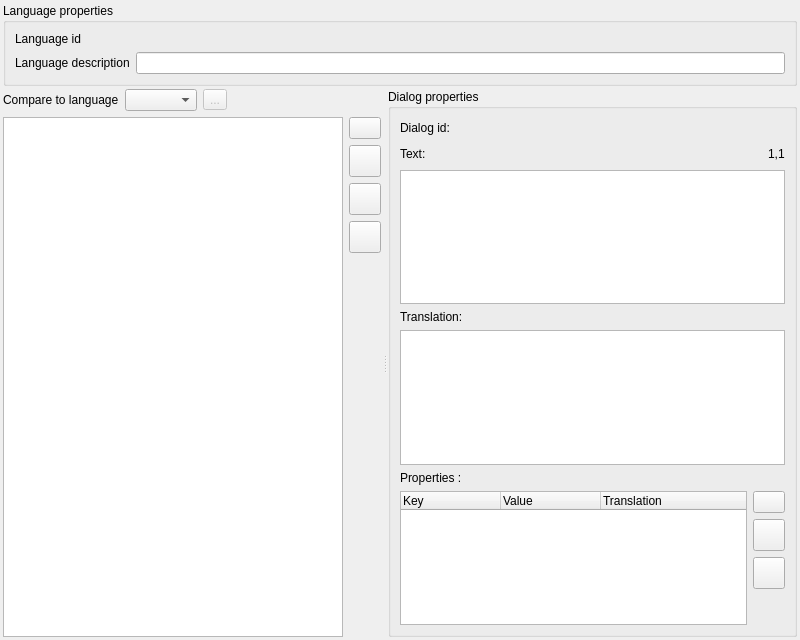
Old version of the form src/widgets/dialogs_editor.ui in the repository Kangie/solarus.
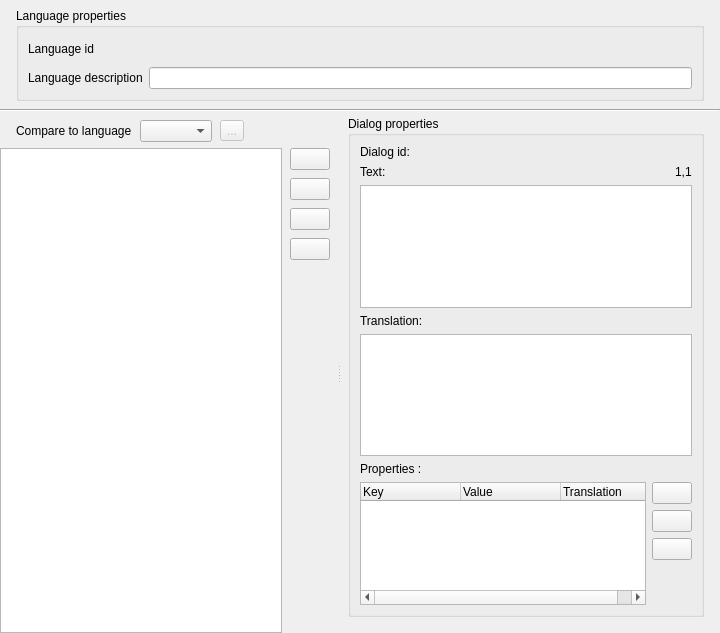
New version of the form. Icons and pictures are not drawn. Custom widgets are drawn as their Qt base class.

What changed in the file:
```diff
--- a/src/widgets/dialogs_editor.ui
+++ b/src/widgets/dialogs_editor.ui
@@ -6,8 +6,8 @@
    <rect>
     <x>0</x>
     <y>0</y>
-    <width>800</width>
-    <height>640</height>
+    <width>720</width>
+    <height>633</height>
    </rect>
   </property>
   <property name="windowTitle">
@@ -15,22 +15,42 @@
   </property>
   <layout class="QVBoxLayout" name="verticalLayout">
    <property name="spacing">
-    <number>3</number>
+    <number>0</number>
    </property>
    <property name="leftMargin">
-    <number>3</number>
+    <number>0</number>
    </property>
    <property name="topMargin">
-    <number>3</number>
+    <number>0</number>
    </property>
    <property name="rightMargin">
-    <number>3</number>
+    <number>0</number>
    </property>
    <property name="bottomMargin">
-    <number>3</number>
+    <number>0</number>
+   </property>
+   <item>
+    <layout class="QVBoxLayout" name="verticalLayout_3">
+     <property name="leftMargin">
+      <number>16</number>
+     </property>
+     <property name="topMargin">
+      <number>8</number>
+     </property>
+     <property name="rightMargin">
+      <number>16</number>
+     </property>
+     <property name="bottomMargin">
+      <number>8</number>
    </property>
    <item>
     <widget class="QGroupBox" name="language_properties_group_box">
+       <property name="sizePolicy">
+        <sizepolicy hsizetype="Preferred" vsizetype="Minimum">
+         <horstretch>0</horstretch>
+         <verstretch>0</verstretch>
+        </sizepolicy>
+       </property>
      <property name="title">
       <string>Language properties</string>
      </property>
@@ -47,6 +67,12 @@
       </item>
       <item row="0" column="1">
        <widget class="QLabel" name="language_id_field">
+          <property name="minimumSize">
+           <size>
+            <width>0</width>
+            <height>24</height>
+           </size>
+          </property>
         <property name="toolTip">
          <string>Folder name of the language</string>
         </property>
@@ -54,7 +80,7 @@
          <string/>
         </property>
         <property name="textInteractionFlags">
-         <set>Qt::LinksAccessibleByMouse|Qt::TextSelectableByMouse</set>
+           <set>Qt::TextInteractionFlag::LinksAccessibleByMouse|Qt::TextInteractionFlag::TextSelectableByMouse</set>
         </property>
        </widget>
       </item>
@@ -75,6 +101,15 @@
      </layout>
     </widget>
    </item>
+    </layout>
+   </item>
+   <item>
+    <widget class="Line" name="line">
+     <property name="orientation">
+      <enum>Qt::Orientation::Horizontal</enum>
+     </property>
+    </widget>
+   </item>
    <item>
     <widget class="QSplitter" name="splitter">
      <property name="sizePolicy">
@@ -84,15 +119,42 @@
       </sizepolicy>
      </property>
      <property name="orientation">
-      <enum>Qt::Horizontal</enum>
+      <enum>Qt::Orientation::Horizontal</enum>
      </property>
      <property name="handleWidth">
-      <number>7</number>
+      <number>2</number>
      </property>
      <widget class="QWidget" name="layoutWidget">
       <layout class="QVBoxLayout" name="verticalLayout_4">
+       <property name="leftMargin">
+        <number>0</number>
+       </property>
+       <property name="topMargin">
+        <number>0</number>
+       </property>
+       <property name="rightMargin">
+        <number>8</number>
+       </property>
+       <property name="bottomMargin">
+        <number>0</number>
+       </property>
        <item>
         <layout class="QHBoxLayout" name="translation_layout">
+         <property name="spacing">
+          <number>8</number>
+         </property>
+         <property name="leftMargin">
+          <number>16</number>
+         </property>
+         <property name="topMargin">
+          <number>8</number>
+         </property>
+         <property name="rightMargin">
+          <number>0</number>
+         </property>
+         <property name="bottomMargin">
+          <number>0</number>
+         </property>
          <item>
           <widget class="QLabel" name="translation_label">
            <property name="text">
@@ -116,25 +178,19 @@
            </property>
            <property name="icon">
             <iconset resource="../../resources/images.qrc">
-             <normaloff>:/images/icon_refresh.png</normaloff>:/images/icon_refresh.png</iconset>
-           </property>
-           <property name="iconSize">
-            <size>
-             <width>16</width>
-             <height>16</height>
-            </size>
+             <normaloff>:/images/icon_refresh.svg</normaloff>:/images/icon_refresh.svg</iconset>
            </property>
           </widget>
          </item>
          <item>
           <spacer name="horizontal_spacer">
            <property name="orientation">
-            <enum>Qt::Horizontal</enum>
+            <enum>Qt::Orientation::Horizontal</enum>
            </property>
            <property name="sizeHint" stdset="0">
             <size>
-             <width>40</width>
-             <height>20</height>
+             <width>0</width>
+             <height>0</height>
             </size>
            </property>
           </spacer>
@@ -143,8 +199,26 @@
        </item>
        <item>
         <layout class="QHBoxLayout" name="horizontalLayout_2">
+         <property name="spacing">
+          <number>8</number>
+         </property>
+         <property name="leftMargin">
+          <number>0</number>
+         </property>
+         <property name="topMargin">
+          <number>0</number>
+         </property>
+         <property name="rightMargin">
+          <number>0</number>
+         </property>
+         <property name="bottomMargin">
+          <number>0</number>
+         </property>
          <item>
           <widget class="SolarusEditor::DialogsTreeView" name="dialogs_tree_view">
+           <property name="alternatingRowColors">
+            <bool>true</bool>
+           </property>
            <property name="allColumnsShowFocus">
             <bool>true</bool>
            </property>
@@ -152,13 +226,25 @@
          </item>
          <item>
           <layout class="QVBoxLayout" name="verticalLayout_5">
+           <property name="leftMargin">
+            <number>0</number>
+           </property>
+           <property name="topMargin">
+            <number>0</number>
+           </property>
+           <property name="rightMargin">
+            <number>0</number>
+           </property>
+           <property name="bottomMargin">
+            <number>0</number>
+           </property>
            <item>
             <widget class="QPushButton" name="create_button">
-             <property name="maximumSize">
-              <size>
-               <width>32</width>
-               <height>32</height>
-              </size>
+             <property name="sizePolicy">
+              <sizepolicy hsizetype="Fixed" vsizetype="Fixed">
+               <horstretch>0</horstretch>
+               <verstretch>0</verstretch>
+              </sizepolicy>
              </property>
              <property name="toolTip">
               <string>Add dialog</string>
@@ -168,13 +254,7 @@
              </property>
              <property name="icon">
               <iconset resource="../../resources/images.qrc">
-               <normaloff>:/images/icon_add.png</normaloff>:/images/icon_add.png</iconset>
-             </property>
-             <property name="iconSize">
-              <size>
-               <width>24</width>
-               <height>24</height>
-              </size>
+               <normaloff>:/images/icon_add.svg</normaloff>:/images/icon_add.svg</iconset>
              </property>
             </widget>
            </item>
@@ -186,18 +266,6 @@
                <verstretch>0</verstretch>
               </sizepolicy>
              </property>
-             <property name="minimumSize">
-              <size>
-               <width>32</width>
-               <height>32</height>
-              </size>
-             </property>
-             <property name="maximumSize">
-              <size>
-               <width>32</width>
-               <height>32</height>
-              </size>
-             </property>
              <property name="toolTip">
               <string>Change dialog id</string>
              </property>
@@ -206,13 +274,7 @@
              </property>
              <property name="icon">
               <iconset resource="../../resources/images.qrc">
-               <normaloff>:/images/icon_rename.png</normaloff>:/images/icon_rename.png</iconset>
-             </property>
-             <property name="iconSize">
-              <size>
-               <width>24</width>
-               <height>24</height>
-              </size>
+               <normaloff>:/images/icon_rename.svg</normaloff>:/images/icon_rename.svg</iconset>
              </property>
             </widget>
            </item>
@@ -224,18 +286,6 @@
                <verstretch>0</verstretch>
               </sizepolicy>
              </property>
-             <property name="minimumSize">
-              <size>
-               <width>32</width>
-               <height>32</height>
-              </size>
-             </property>
-             <property name="maximumSize">
-              <size>
-               <width>32</width>
-               <height>32</height>
-              </size>
-             </property>
              <property name="toolTip">
               <string>Duplicate dialog(s)</string>
              </property>
@@ -244,13 +294,7 @@
              </property>
              <property name="icon">
               <iconset resource="../../resources/images.qrc">
-               <normaloff>:/images/icon_copy.png</normaloff>:/images/icon_copy.png</iconset>
-             </property>
-             <property name="iconSize">
-              <size>
-               <width>24</width>
-               <height>24</height>
-              </size>
+               <normaloff>:/images/icon_copy.svg</normaloff>:/images/icon_copy.svg</iconset>
              </property>
             </widget>
            </item>
@@ -262,18 +306,6 @@
                <verstretch>0</verstretch>
               </sizepolicy>
              </property>
-             <property name="minimumSize">
-              <size>
-               <width>32</width>
-               <height>32</height>
-              </size>
-             </property>
-             <property name="maximumSize">
-              <size>
-               <width>32</width>
-               <height>32</height>
-              </size>
-             </property>
              <property name="toolTip">
               <string>Delete dialog</string>
              </property>
@@ -282,25 +314,19 @@
              </property>
              <property name="icon">
               <iconset resource="../../resources/images.qrc">
-               <normaloff>:/images/icon_cross.png</normaloff>:/images/icon_cross.png</iconset>
-             </property>
-             <property name="iconSize">
-              <size>
-               <width>24</width>
-               <height>24</height>
-              </size>
+               <normaloff>:/images/icon_delete.svg</normaloff>:/images/icon_delete.svg</iconset>
              </property>
             </widget>
            </item>
            <item>
             <spacer name="vertical_spacer">
              <property name="orientation">
-              <enum>Qt::Vertical</enum>
+              <enum>Qt::Orientation::Vertical</enum>
              </property>
              <property name="sizeHint" stdset="0">
               <size>
-               <width>20</width>
-               <height>40</height>
+               <width>0</width>
+               <height>0</height>
               </size>
              </property>
             </spacer>
@@ -311,6 +337,21 @@
        </item>
       </layout>
      </widget>
+     <widget class="QWidget" name="dialog_properties_group_box_container">
+      <layout class="QVBoxLayout" name="vertical_layout_12">
+       <property name="leftMargin">
+        <number>8</number>
+       </property>
+       <property name="topMargin">
+        <number>4</number>
+       </property>
+       <property name="rightMargin">
+        <number>16</number>
+       </property>
+       <property name="bottomMargin">
+        <number>16</number>
+       </property>
+       <item>
      <widget class="QGroupBox" name="dialog_properties_group_box">
       <property name="title">
        <string>Dialog properties</string>
@@ -318,6 +359,18 @@
       <layout class="QVBoxLayout" name="verticalLayout_2">
        <item>
         <layout class="QHBoxLayout" name="horizontal_layout">
+            <property name="leftMargin">
+             <number>0</number>
+            </property>
+            <property name="topMargin">
+             <number>0</number>
+            </property>
+            <property name="rightMargin">
+             <number>0</number>
+            </property>
+            <property name="bottomMargin">
+             <number>0</number>
+            </property>
          <item>
           <widget class="QLabel" name="dialog_id_label">
            <property name="text">
@@ -325,22 +378,6 @@
            </property>
           </widget>
          </item>
-         <item>
-          <spacer name="horizontal_spacer_3">
-           <property name="orientation">
-            <enum>Qt::Horizontal</enum>
-           </property>
-           <property name="sizeType">
-            <enum>QSizePolicy::Minimum</enum>
-           </property>
-           <property name="sizeHint" stdset="0">
-            <size>
-             <width>20</width>
-             <height>20</height>
-            </size>
-           </property>
-          </spacer>
-         </item>
          <item>
           <widget class="QLabel" name="dialog_id_field">
            <property name="text">
@@ -351,12 +388,12 @@
          <item>
           <spacer name="horizontal_spacer_2">
            <property name="orientation">
-            <enum>Qt::Horizontal</enum>
+               <enum>Qt::Orientation::Horizontal</enum>
            </property>
            <property name="sizeHint" stdset="0">
             <size>
-             <width>40</width>
-             <height>20</height>
+                <width>0</width>
+                <height>0</height>
             </size>
            </property>
           </spacer>
@@ -365,6 +402,18 @@
        </item>
        <item>
         <layout class="QHBoxLayout" name="horizontalLayout_3">
+            <property name="leftMargin">
+             <number>0</number>
+            </property>
+            <property name="topMargin">
+             <number>0</number>
+            </property>
+            <property name="rightMargin">
+             <number>0</number>
+            </property>
+            <property name="bottomMargin">
+             <number>0</number>
+            </property>
          <item>
           <widget class="QLabel" name="dialog_text_label">
            <property name="text">
@@ -375,12 +424,12 @@
          <item>
           <spacer name="horizontalSpacer">
            <property name="orientation">
-            <enum>Qt::Horizontal</enum>
+               <enum>Qt::Orientation::Horizontal</enum>
            </property>
            <property name="sizeHint" stdset="0">
             <size>
-             <width>40</width>
-             <height>20</height>
+                <width>0</width>
+                <height>0</height>
             </size>
            </property>
           </spacer>
@@ -403,10 +452,10 @@
           </font>
          </property>
          <property name="horizontalScrollBarPolicy">
-          <enum>Qt::ScrollBarAlwaysOff</enum>
+             <enum>Qt::ScrollBarPolicy::ScrollBarAlwaysOff</enum>
          </property>
          <property name="lineWrapMode">
-          <enum>QPlainTextEdit::WidgetWidth</enum>
+             <enum>QPlainTextEdit::LineWrapMode::WidgetWidth</enum>
          </property>
         </widget>
        </item>
@@ -426,13 +475,13 @@
           </font>
          </property>
          <property name="horizontalScrollBarPolicy">
-          <enum>Qt::ScrollBarAlwaysOff</enum>
+             <enum>Qt::ScrollBarPolicy::ScrollBarAlwaysOff</enum>
          </property>
          <property name="undoRedoEnabled">
           <bool>false</bool>
          </property>
          <property name="lineWrapMode">
-          <enum>QPlainTextEdit::WidgetWidth</enum>
+             <enum>QPlainTextEdit::LineWrapMode::WidgetWidth</enum>
          </property>
          <property name="readOnly">
           <bool>true</bool>
@@ -448,6 +497,18 @@
        </item>
        <item>
         <layout class="QHBoxLayout" name="dialog_properties_horizontal_layout">
+            <property name="leftMargin">
+             <number>0</number>
+            </property>
+            <property name="topMargin">
+             <number>0</number>
+            </property>
+            <property name="rightMargin">
+             <number>0</number>
+            </property>
+            <property name="bottomMargin">
+             <number>0</number>
+            </property>
          <item>
           <widget class="SolarusEditor::DialogPropertiesTable" name="dialog_properties_table">
            <property name="indentation">
@@ -484,13 +545,25 @@
          </item>
          <item>
           <layout class="QVBoxLayout" name="dialog_properties_vertical_layout">
+              <property name="leftMargin">
+               <number>0</number>
+              </property>
+              <property name="topMargin">
+               <number>0</number>
+              </property>
+              <property name="rightMargin">
+               <number>0</number>
+              </property>
+              <property name="bottomMargin">
+               <number>0</number>
+              </property>
            <item>
             <widget class="QPushButton" name="create_property_button">
-             <property name="maximumSize">
-              <size>
-               <width>32</width>
-               <height>32</height>
-              </size>
+                <property name="sizePolicy">
+                 <sizepolicy hsizetype="Fixed" vsizetype="Fixed">
+                  <horstretch>0</horstretch>
+                  <verstretch>0</verstretch>
+                 </sizepolicy>
              </property>
              <property name="toolTip">
               <string>Add property</string>
@@ -500,13 +573,7 @@
              </property>
              <property name="icon">
               <iconset resource="../../resources/images.qrc">
-               <normaloff>:/images/icon_add.png</normaloff>:/images/icon_add.png</iconset>
-             </property>
-             <property name="iconSize">
-              <size>
-               <width>24</width>
-               <height>24</height>
-              </size>
+                  <normaloff>:/images/icon_add.svg</normaloff>:/images/icon_add.svg</iconset>
              </property>
             </widget>
            </item>
@@ -518,18 +585,6 @@
                <verstretch>0</verstretch>
               </sizepolicy>
              </property>
-             <property name="minimumSize">
-              <size>
-               <width>32</width>
-               <height>32</height>
-              </size>
-             </property>
-             <property name="maximumSize">
-              <size>
-               <width>32</width>
-               <height>32</height>
-              </size>
-             </property>
              <property name="toolTip">
               <string>Change property key</string>
              </property>
@@ -538,13 +593,7 @@
              </property>
              <property name="icon">
               <iconset resource="../../resources/images.qrc">
-               <normaloff>:/images/icon_rename.png</normaloff>:/images/icon_rename.png</iconset>
-             </property>
-             <property name="iconSize">
-              <size>
-               <width>24</width>
-               <height>24</height>
-              </size>
+                  <normaloff>:/images/icon_rename.svg</normaloff>:/images/icon_rename.svg</iconset>
              </property>
             </widget>
            </item>
@@ -556,18 +605,6 @@
                <verstretch>0</verstretch>
               </sizepolicy>
              </property>
-             <property name="minimumSize">
-              <size>
-               <width>32</width>
-               <height>32</height>
-              </size>
-             </property>
-             <property name="maximumSize">
-              <size>
-               <width>32</width>
-               <height>32</height>
-              </size>
-             </property>
              <property name="toolTip">
               <string>Delete property</string>
              </property>
@@ -576,25 +613,19 @@
              </property>
              <property name="icon">
               <iconset resource="../../resources/images.qrc">
-               <normaloff>:/images/icon_cross.png</normaloff>:/images/icon_cross.png</iconset>
-             </property>
-             <property name="iconSize">
-              <size>
-               <width>24</width>
-               <height>24</height>
-              </size>
+                  <normaloff>:/images/icon_delete.svg</normaloff>:/images/icon_delete.svg</iconset>
              </property>
             </widget>
            </item>
            <item>
             <spacer name="vertical_spacer_2">
              <property name="orientation">
-              <enum>Qt::Vertical</enum>
+                 <enum>Qt::Orientation::Vertical</enum>
              </property>
              <property name="sizeHint" stdset="0">
               <size>
-               <width>20</width>
-               <height>40</height>
+                  <width>0</width>
+                  <height>0</height>
               </size>
              </property>
             </spacer>
@@ -602,6 +633,9 @@
           </layout>
          </item>
         </layout>
+          </item>
+         </layout>
+        </widget>
        </item>
       </layout>
      </widget>
@@ -615,16 +649,16 @@
    <extends>QComboBox</extends>
    <header>include/widgets/resource_selector.h</header>
   </customwidget>
-  <customwidget>
-   <class>SolarusEditor::DialogsTreeView</class>
-   <extends>QTreeView</extends>
-   <header>widgets/dialogs_tree_view.h</header>
-  </customwidget>
   <customwidget>
    <class>SolarusEditor::PlainTextEdit</class>
    <extends>QPlainTextEdit</extends>
    <header>widgets/plain_text_edit.h</header>
   </customwidget>
+  <customwidget>
+   <class>SolarusEditor::DialogsTreeView</class>
+   <extends>QTreeView</extends>
+   <header>widgets/dialogs_tree_view.h</header>
+  </customwidget>
   <customwidget>
    <class>SolarusEditor::DialogPropertiesTable</class>
    <extends>QTreeWidget</extends>
```
Lines whose indentation alone changed are shown as unchanged.
